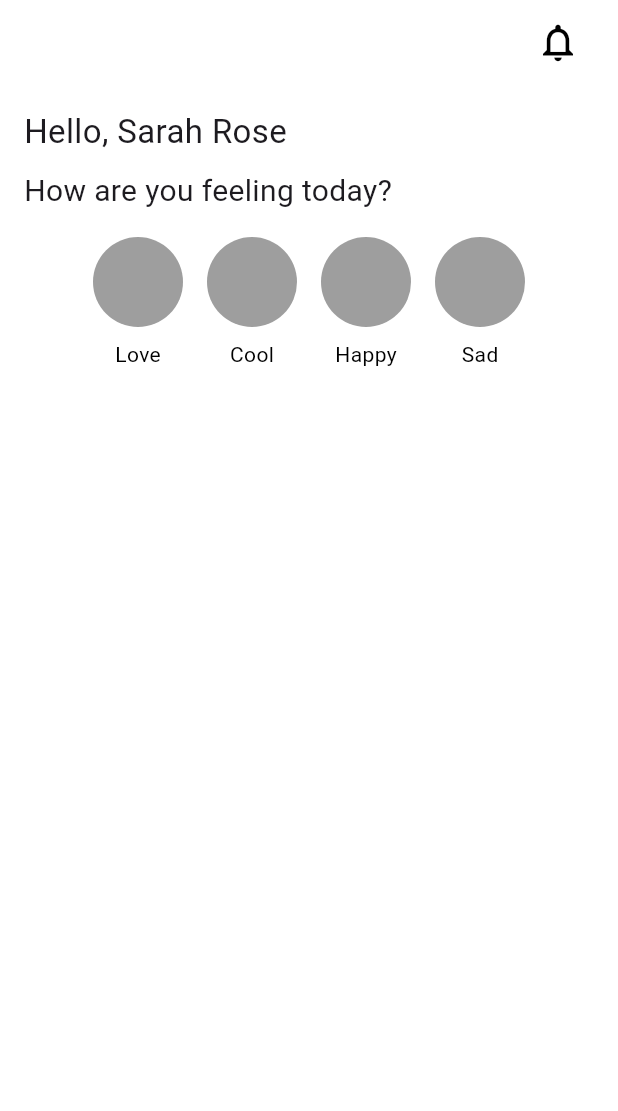
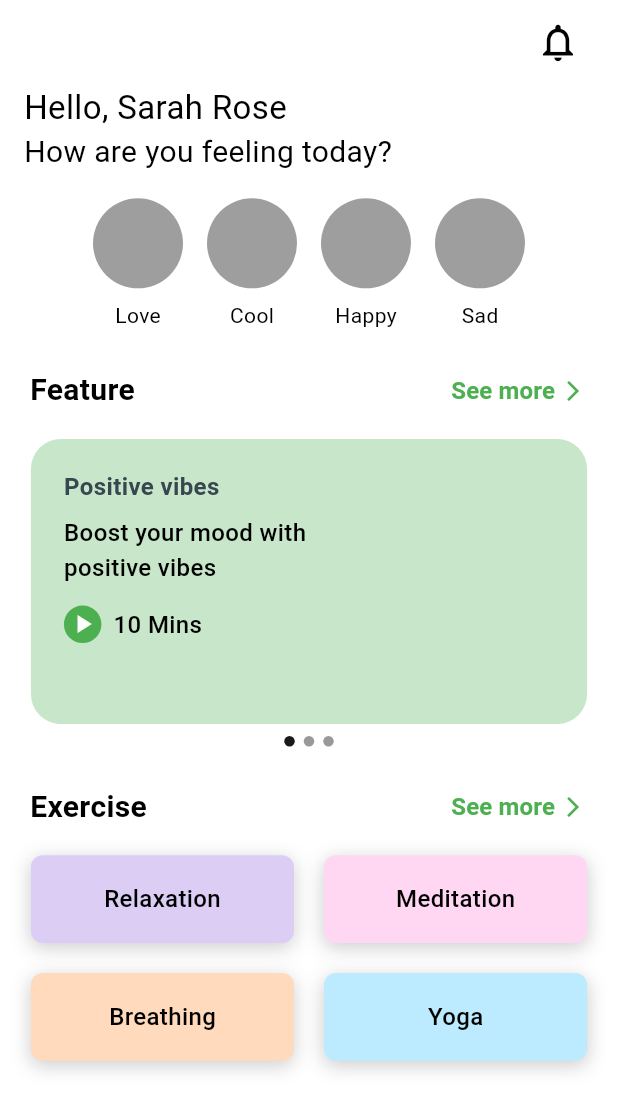
Before and after one commit to Sena-dogan/hero_case, a Flutter app: the screen it shows after launch, on a phone screen of 412 x 824 dp. Shown: the top 1111 px of the screen. Run offline on Flutter 3.47's test engine with Material 2 defaults, Android fonts, the phone set to English and light mode, and no system bars; drawn by our look-alikes of carousel_slider; our stand-ins replace gap.

Commit message:
feature and exercise parts

```diff
--- a/lib/home_page.dart
+++ b/lib/home_page.dart
@@ -1,13 +1,31 @@
+import 'package:carousel_slider/carousel_slider.dart';
 import 'package:flutter/material.dart';
 import 'package:flutter/services.dart';
 import 'package:gap/gap.dart';
+import 'package:hero_case/widgets/exercise_part.dart';
+import 'package:hero_case/widgets/feature_container.dart';
 import 'package:hero_case/widgets/feeling_bubbles.dart';
+import 'package:hero_case/widgets/part_row.dart';
 
-class MyHomePage extends StatelessWidget {
+class MyHomePage extends StatefulWidget {
   const MyHomePage({super.key});
 
   @override
+  State<MyHomePage> createState() => _MyHomePageState();
+}
+
+class _MyHomePageState extends State<MyHomePage> {
+  int _current = 0;
+  final CarouselController _controller = CarouselController();
+  final List<Widget> items = [
+    const FeatureContainer(),
+    const FeatureContainer(),
+    const FeatureContainer(),
+  ];
+
+  @override
   Widget build(BuildContext context) {
+    Size size = MediaQuery.of(context).size;
     final Brightness brightness = Theme.of(context).colorScheme.brightness;
 
     return Scaffold(
@@ -34,11 +52,11 @@ class MyHomePage extends StatelessWidget {
           const Gap(16),
         ],
       ),
-      body: const Column(
+      body: SingleChildScrollView(
+        child: Column(
           crossAxisAlignment: CrossAxisAlignment.center,
           children: [
-          Gap(16),
-          Align(
+            const Align(
               alignment: Alignment.centerLeft,
               child: Padding(
                 padding: EdgeInsets.only(left: 16),
@@ -50,8 +68,7 @@ class MyHomePage extends StatelessWidget {
                 ),
               ),
             ),
-          Gap(10),
-          Align(
+            const Align(
               alignment: Alignment.centerLeft,
               child: Padding(
                 padding: EdgeInsets.only(left: 16),
@@ -63,8 +80,8 @@ class MyHomePage extends StatelessWidget {
                 ),
               ),
             ),
-          Gap(8),
-          Row(
+            Gap(size.height * 0.01),
+            const Row(
               mainAxisAlignment: MainAxisAlignment.center,
               children: [
                 FeelingBubble(text: 'Love'),
@@ -72,8 +89,53 @@ class MyHomePage extends StatelessWidget {
                 FeelingBubble(text: 'Happy'),
                 FeelingBubble(text: 'Sad'),
               ],
-          )
+            ),
+            Gap(size.height * 0.01),
+            const PartRow(
+              text: "Feature",
+            ),
+            Gap(size.height * 0.01),
+            CarouselSlider(
+              items: items,
+              carouselController: _controller,
+              options: CarouselOptions(
+                height: 190,
+                enableInfiniteScroll: true,
+                enlargeCenterPage: true,
+                viewportFraction: 0.9,
+                scrollDirection: Axis.horizontal,
+                onPageChanged: (index, reason) {
+                  setState(() {
+                    _current = index;
+                  });
+                },
+              ),
+            ),
+            Row(
+              mainAxisAlignment: MainAxisAlignment.center,
+              children: items.asMap().entries.map((entry) {
+                return Container(
+                  width: 7.0,
+                  height: 7.0,
+                  margin: const EdgeInsets.symmetric(
+                      vertical: 8.0, horizontal: 3.0),
+                  decoration: BoxDecoration(
+                      shape: BoxShape.circle,
+                      color: (Theme.of(context).brightness == Brightness.dark
+                              ? Colors.white
+                              : Colors.black)
+                          .withOpacity(_current == entry.key ? 0.9 : 0.4)),
+                );
+              }).toList(),
+            ),
+            Gap(size.height * 0.01),
+            const PartRow(
+              text: "Exercise",
+            ),
+            Gap(size.height * 0.01),
+            const ExercisePart(),
           ],
+        ),
       ),
     );
   }
--- a/lib/main.dart
+++ b/lib/main.dart
@@ -13,9 +13,11 @@ class MyApp extends StatelessWidget {
     return MaterialApp(
       debugShowCheckedModeBanner: false,
       theme: ThemeData(
-        colorScheme: ColorScheme.fromSeed(seedColor: Colors.deepPurple),
-        useMaterial3: true,
-      ),
+          useMaterial3: true,
+          colorScheme: const ColorScheme.light(
+            primary: Colors.white,
+            secondary: Colors.black,
+          )),
       home: const MyHomePage(),
     );
   }
--- /dev/null
+++ b/lib/widgets/exercise_category.dart
@@ -0,0 +1,37 @@
+import 'package:flutter/material.dart';
+
+class ExerciseCategory extends StatelessWidget {
+  final Color color;
+  final String title;
+  const ExerciseCategory({
+    super.key,
+    required this.color,
+    required this.title,
+  });
+
+  @override
+  Widget build(BuildContext context) {
+    return Container(
+      decoration: BoxDecoration(
+        color: color,
+        borderRadius: BorderRadius.circular(8),
+        boxShadow: [
+          BoxShadow(
+            color: Colors.grey.withOpacity(0.5),
+            blurRadius: 10,
+            offset: const Offset(0, 3),
+          ),
+        ],
+      ),
+      child: Center(
+        child: Text(
+          title,
+          style: const TextStyle(
+            fontSize: 16,
+            fontWeight: FontWeight.w500,
+            color: Colors.black,
+          ),
+        ),
+      ),);
+  }
+}
--- /dev/null
+++ b/lib/widgets/exercise_part.dart
@@ -0,0 +1,35 @@
+import 'package:flutter/material.dart';
+import 'package:hero_case/widgets/exercise_category.dart';
+
+class ExercisePart extends StatelessWidget {
+  const ExercisePart({
+    super.key,
+  });
+
+  @override
+  Widget build(BuildContext context) {
+    const color = Color.fromARGB(255, 220, 205, 245);
+    const color2 = Color.fromARGB(255, 255, 215, 242);
+    const color3 = Color.fromARGB(255, 255, 218, 188);
+    const color4 = Color.fromARGB(255, 188, 234, 255);
+    Size size = MediaQuery.of(context).size;
+    return SizedBox(
+      height: size.height * 0.4,
+      width: size.width * 0.9,
+      child: GridView(
+        gridDelegate: const SliverGridDelegateWithFixedCrossAxisCount(
+          crossAxisCount: 2,
+          crossAxisSpacing: 20,
+          mainAxisSpacing: 20,
+          childAspectRatio: 3,
+        ),
+        children: const [
+          ExerciseCategory(color: color, title: "Relaxation"),
+          ExerciseCategory(color: color2, title: "Meditation"),
+          ExerciseCategory(color: color3, title: "Breathing"),
+          ExerciseCategory(color: color4, title: "Yoga"),
+        ],
+      ),
+    );
+  }
+}
--- /dev/null
+++ b/lib/widgets/feature_container.dart
@@ -0,0 +1,82 @@
+import 'package:flutter/material.dart';
+import 'package:gap/gap.dart';
+
+class FeatureContainer extends StatelessWidget {
+  const FeatureContainer({
+    super.key,
+  });
+
+  @override
+  Widget build(BuildContext context) {
+    Size size = MediaQuery.of(context).size;
+    return Container(
+      height: 190,
+      width: size.width * 0.9,
+      decoration: BoxDecoration(
+        borderRadius: BorderRadius.circular(20),
+        color: Colors.green[100],
+      ),
+      child: Padding(
+        padding: const EdgeInsets.symmetric(horizontal: 22, vertical: 20),
+        child: Row(
+          children: [
+            Column(
+              crossAxisAlignment: CrossAxisAlignment.start,
+              children: [
+                Text(
+                  "Positive vibes",
+                  style: TextStyle(
+                    fontSize: 16,
+                    fontWeight: FontWeight.w600,
+                    color: Colors.blueGrey[800],
+                  ),
+                ),
+                const Gap(8),
+                const Text(
+                  "Boost your mood with",
+                  style: TextStyle(
+                    fontSize: 16,
+                    fontWeight: FontWeight.w500,
+                  ),
+                ),
+                const Text(
+                  "positive vibes",
+                  style: TextStyle(
+                    fontSize: 16,
+                    fontWeight: FontWeight.w500,
+                  ),
+                ),
+                const Gap(14),
+                Row(
+                  children: [
+                    Container(
+                      width: 25,
+                      height: 25,
+                      decoration: const BoxDecoration(
+                        shape: BoxShape.circle,
+                        color: Colors.green,
+                      ),
+                      child: const Icon(
+                        Icons.play_arrow,
+                        size: 20,
+                        color: Colors.white,
+                      ),
+                    ),
+                    const Gap(8),
+                    const Text(
+                      "10 Mins",
+                      style: TextStyle(
+                        fontSize: 16,
+                        fontWeight: FontWeight.w500,
+                      ),
+                    ),
+                  ],
+                ),
+              ],
+            ),
+          ],
+        ),
+      ),
+    );
+  }
+}
--- /dev/null
+++ b/lib/widgets/part_row.dart
@@ -0,0 +1,48 @@
+import 'package:flutter/material.dart';
+import 'package:gap/gap.dart';
+
+class PartRow extends StatelessWidget {
+  final String text;
+  const PartRow({
+    super.key,
+    required this.text,
+  });
+
+  @override
+  Widget build(BuildContext context) {
+    return Row(
+      children: [
+        const Gap(20),
+        Text(
+          text,
+          style: const TextStyle(
+            fontSize: 20,
+            fontWeight: FontWeight.bold,
+          ),
+        ),
+        const Spacer(),
+        TextButton(
+          onPressed: () {},
+          child: const Row(
+            children: [
+              Text(
+                'See more',
+                style: TextStyle(
+                    fontSize: 16,
+                    color: Colors.green,
+                    fontWeight: FontWeight.bold),
+              ),
+              Gap(4),
+              Icon(
+                Icons.arrow_forward_ios,
+                size: 16,
+                color: Colors.green,
+              ),
+              Gap(10),
+            ],
+          ),
+        ),
+      ],
+    );
+  }
+}
--- a/pubspec.yaml
+++ b/pubspec.yaml
@@ -37,6 +37,7 @@ dependencies:
   cupertino_icons: ^1.0.2
   gap: ^3.0.1
   google_fonts: ^6.1.0
+  carousel_slider: ^4.2.1
 
 dev_dependencies:
   flutter_test:
```
Also changed, not shown: pubspec.lock, 3 other files. Lines whose indentation alone changed are shown as unchanged.
